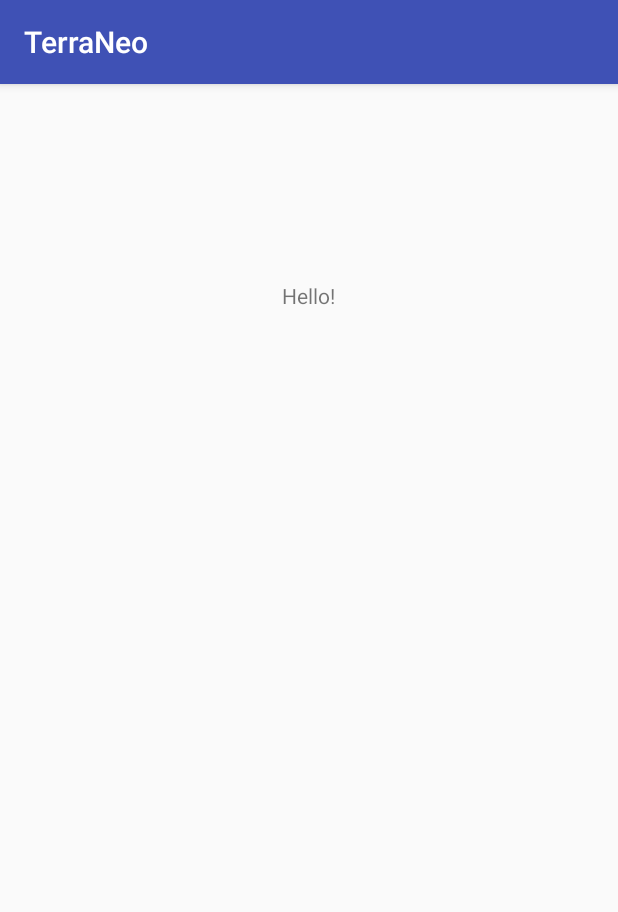
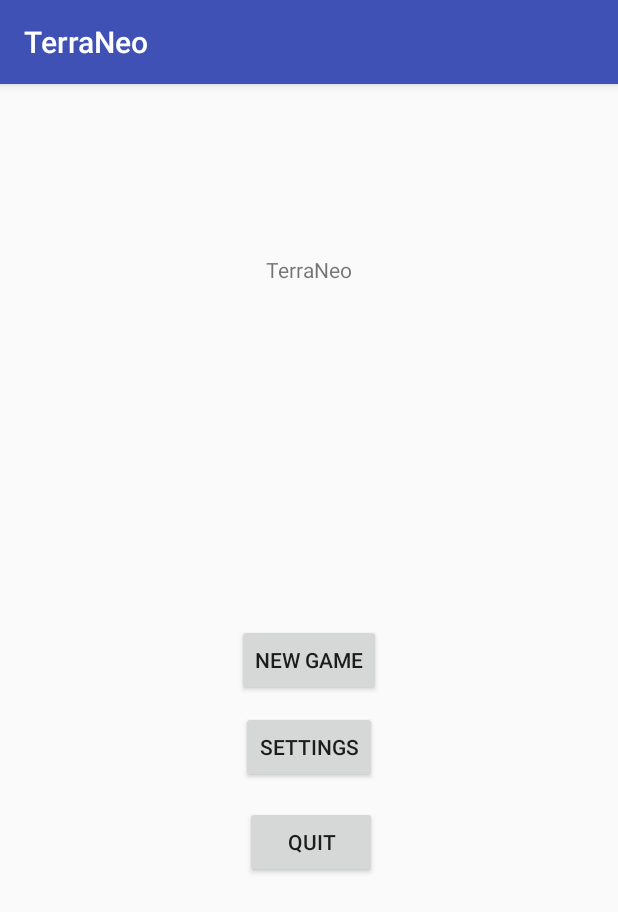
Before and after one commit to KelBull/TerraNeo, an Android app: the screen it shows after launch (StartMenu), on a phone screen of 412 x 824 dp. Shown: the top 912 px of the screen. Run offline under Robolectric (Android 15) with nearby library versions, the phone set to English and light mode, and no system bars.

Commit message:
menu stuff and things

```diff
--- a/app/src/main/res/layout/activity_start_menu.xml
+++ b/app/src/main/res/layout/activity_start_menu.xml
@@ -10,12 +10,39 @@
     android:paddingTop="@dimen/activity_vertical_margin"
     tools:context="kc.terraneo.StartMenu">
 
+    <Button
+        android:text="New Game"
+        android:layout_width="wrap_content"
+        android:layout_height="wrap_content"
+        android:layout_centerVertical="true"
+        android:layout_centerHorizontal="true"
+        android:id="@+id/button" />
+
+    <Button
+        android:text="Settings"
+        android:layout_width="wrap_content"
+        android:layout_height="wrap_content"
+        android:layout_below="@+id/button"
+        android:layout_centerHorizontal="true"
+        android:layout_marginTop="10dp"
+        android:id="@+id/button2" />
+
+    <Button
+        android:text="Quit"
+        android:layout_width="wrap_content"
+        android:layout_height="wrap_content"
+        android:layout_below="@+id/button2"
+        android:layout_alignRight="@+id/button2"
+        android:layout_alignEnd="@+id/button2"
+        android:layout_marginTop="15dp"
+        android:id="@+id/button3" />
+
     <TextView
-        android:text="Hello!"
+        android:text="TerraNeo"
         android:layout_width="wrap_content"
         android:layout_height="wrap_content"
         android:layout_alignParentTop="true"
         android:layout_centerHorizontal="true"
-        android:layout_marginTop="115dp"
-        android:id="@+id/textView" />
+        android:layout_marginTop="98dp"
+        android:id="@+id/textView2" />
 </RelativeLayout>
```
